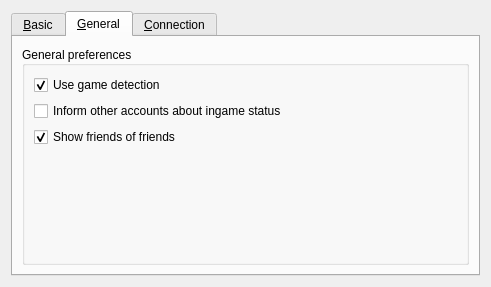
conan513/kopete-xfire, file ui/edit_account.ui: the form before one commit.
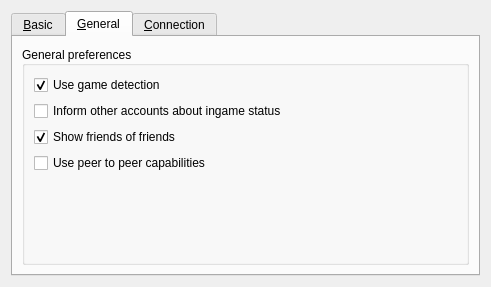
The form after the commit. The open tabs and pages were chosen to show the change. Custom widgets are drawn as their Qt base class.

Commit message: Implemented NAT type check, code clean-up, naming convention changes

```diff
--- a/ui/edit_account.ui
+++ b/ui/edit_account.ui
@@ -227,6 +227,13 @@
             </property>
            </widget>
           </item>
+          <item>
+           <widget class="QCheckBox" name="prefPeerToPeer">
+            <property name="text">
+             <string>Use peer to peer capabilities</string>
+            </property>
+           </widget>
+          </item>
           <item>
            <spacer name="vspGeneral">
             <property name="orientation">
```
The commit also changes 22 other files.
